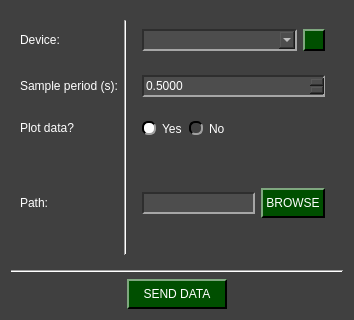
The window that pydaq/uis/PyDAQ_send_data_Arduino_widget.ui (samirmartins/pydaq) describes before a commit, drawn with Qt 5.
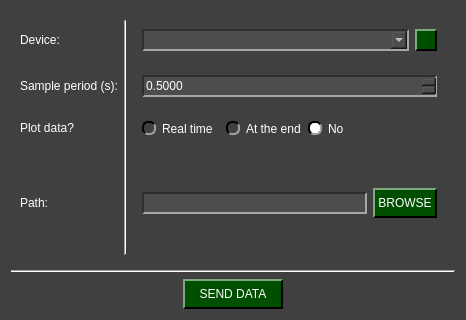
The same window after the commit. Icons and pictures are not drawn.

```diff
--- a/pydaq/uis/PyDAQ_send_data_Arduino_widget.ui
+++ b/pydaq/uis/PyDAQ_send_data_Arduino_widget.ui
@@ -6,7 +6,7 @@
    <rect>
     <x>0</x>
     <y>0</y>
-    <width>354</width>
+    <width>466</width>
     <height>320</height>
    </rect>
   </property>
@@ -201,10 +201,27 @@
          <item>
           <widget class="QRadioButton" name="yes_plot_radio">
            <property name="text">
-            <string>Yes</string>
+            <string>Real time</string>
            </property>
            <property name="checked">
-            <bool>true</bool>
+            <bool>false</bool>
+           </property>
+           <attribute name="buttonGroup">
+            <string notr="true">plot_radio_group</string>
+           </attribute>
+          </widget>
+         </item>
+         <item>
+          <widget class="QLabel" name="label_warning">
+           <property name="text">
+            <string>&lt;html&gt;&lt;head/&gt;&lt;body&gt;&lt;p&gt;&lt;img src=&quot;:/imgs/imgs/Warning_logo.png&quot;/&gt;&lt;/p&gt;&lt;/body&gt;&lt;/html&gt;</string>
+           </property>
+          </widget>
+         </item>
+         <item>
+          <widget class="QRadioButton" name="yes_ate_plot_radio">
+           <property name="text">
+            <string>At the end</string>
            </property>
            <attribute name="buttonGroup">
             <string notr="true">plot_radio_group</string>
@@ -216,6 +233,9 @@
            <property name="text">
             <string>No</string>
            </property>
+           <property name="checked">
+            <bool>true</bool>
+           </property>
            <attribute name="buttonGroup">
             <string notr="true">plot_radio_group</string>
            </attribute>
```
Left out of the diff: 2 changed lines with no effect on the pictures.
